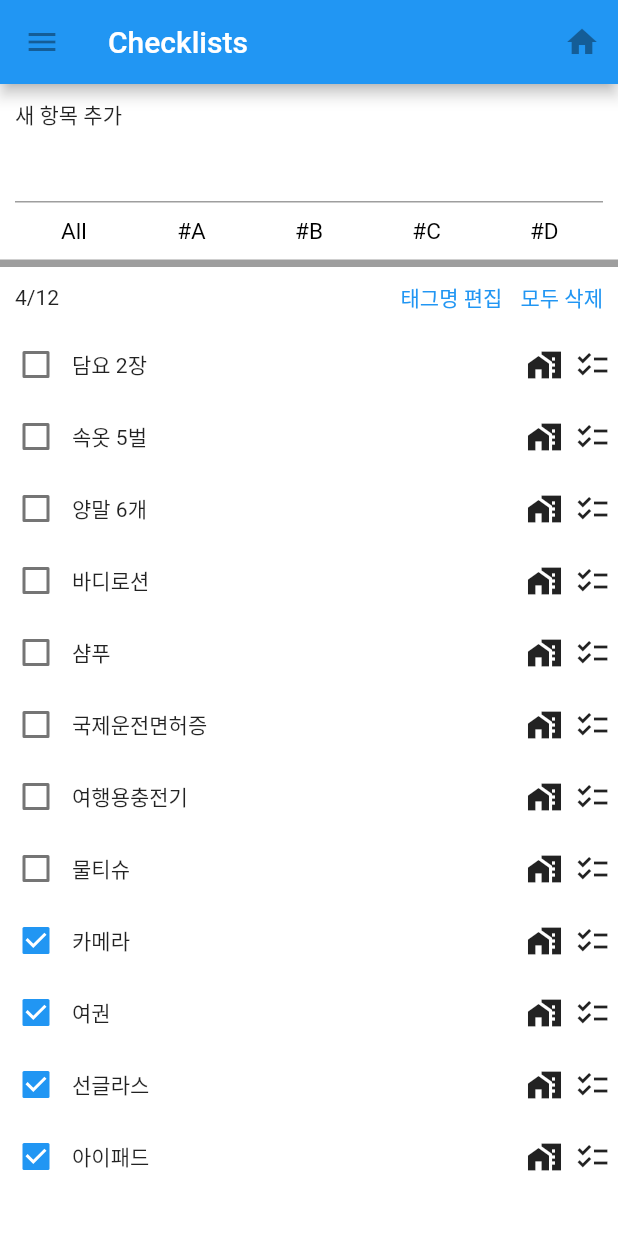
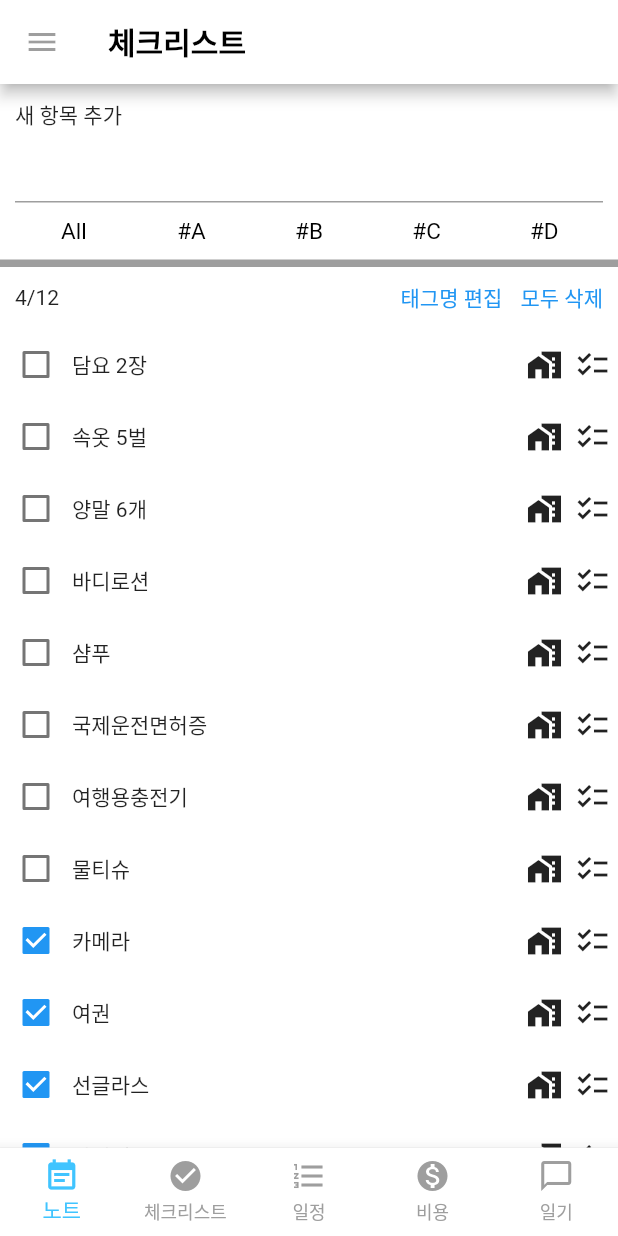
Before and after one commit to flutter-flexer/study_log, a Flutter app: the screen it shows after launch, on a phone screen of 412 x 824 dp. Run offline on Flutter 3.47's test engine with Material 2 defaults, Android fonts, the phone set to English and light mode, and no system bars.

Commit message:
add theme, bottom navigation bar

```diff
--- a/homeworks/week4/hyeonwook/flutter_app_sample/lib/main.dart
+++ b/homeworks/week4/hyeonwook/flutter_app_sample/lib/main.dart
@@ -13,6 +13,19 @@ class MyApp extends StatelessWidget {
   Widget build(BuildContext context) {
     return MaterialApp(
       debugShowCheckedModeBanner: false,
+      theme: ThemeData(
+        appBarTheme: AppBarTheme(
+          color: Colors.white,
+          iconTheme: IconThemeData(color: Colors.black),
+          textTheme: TextTheme(
+            title: TextStyle(
+              color: Colors.black,
+              fontWeight: FontWeight.bold,
+              fontSize: 20
+            ),
+          ),
+        ),
+      ),
       title: 'CopyTrip',
       home: Scaffold(
         appBar: AppBar(
@@ -21,17 +34,7 @@ class MyApp extends StatelessWidget {
             tooltip: 'Navigation menu',
             onPressed: null,
           ),
-          title: Container(
-            child: Text('Checklists'),
-            alignment: Alignment.centerLeft,
-          ),
-          actions: <Widget>[
-            IconButton(
-              icon: Icon(Icons.home),
-              tooltip: 'Search',
-              onPressed: null,
-            ),
-          ],
+          title: Text('체크리스트'),
         ),
         body: Container(
           decoration: BoxDecoration(
@@ -203,6 +206,36 @@ class MyApp extends StatelessWidget {
             ],
           ),
         ),
+        bottomNavigationBar: BottomNavigationBar(
+          backgroundColor: Colors.white,
+          type: BottomNavigationBarType.fixed,
+          unselectedIconTheme: IconThemeData(color: Colors.grey),
+          unselectedItemColor: Colors.grey,
+          selectedIconTheme: IconThemeData(color: Colors.lightBlueAccent),
+          selectedItemColor: Colors.lightBlueAccent,
+          items: [
+            BottomNavigationBarItem(
+              icon: Icon(Icons.event_note),
+              title: Text('노트'),
+            ),
+            BottomNavigationBarItem(
+              icon: Icon(Icons.check_circle),
+              title: Text('체크리스트'),
+            ),
+            BottomNavigationBarItem(
+              icon: Icon(Icons.format_list_numbered),
+              title: Text('일정'),
+            ),
+            BottomNavigationBarItem(
+              icon: Icon(Icons.monetization_on),
+              title: Text('비용'),
+            ),
+            BottomNavigationBarItem(
+              icon: Icon(Icons.chat_bubble_outline),
+              title: Text('일기'),
+            ),
+          ]
+        ),
       ),
     );
   }
```
